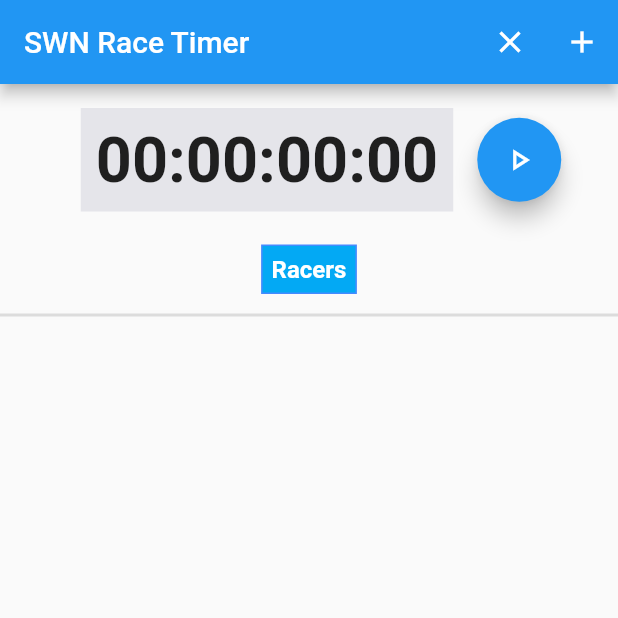
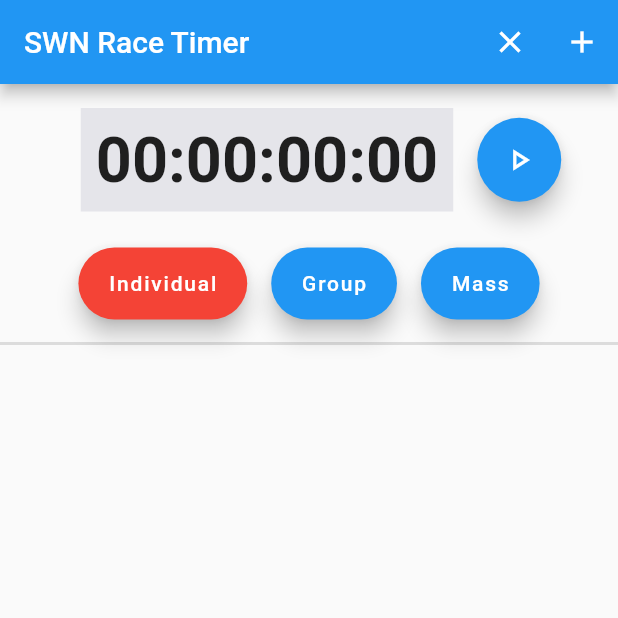
Before and after one commit to Temperate-Designs/race-timer, a Flutter app: the screen it shows after launch, on a phone screen of 412 x 824 dp, the top half of it. Run offline on Flutter 3.47's test engine with Material 2 defaults, Android fonts, the phone set to English and light mode, and no system bars.

Commit message:
Add buttons for different race types
Signed-off-by: Nicolas Bock <nicolasbock@gmail.com>

```diff
--- a/lib/race_app.dart
+++ b/lib/race_app.dart
@@ -54,9 +54,12 @@ class RaceHomePage extends StatefulWidget {
   _RaceHomePageState createState() => _RaceHomePageState();
 }
 
+enum RaceType { individual, group, mass }
+
 class _RaceHomePageState extends State<RaceHomePage> {
   Stopwatch _stopwatch = Stopwatch();
   Timer? _timer;
+  RaceType _raceType = RaceType.individual;
 
   @override
   void dispose() {
@@ -151,17 +154,48 @@ class _RaceHomePageState extends State<RaceHomePage> {
                       onPressed: handleStartStop),
             ],
           ),
-          Container(
-              margin: const EdgeInsets.all(6.0),
-              padding: const EdgeInsets.all(6.0),
-              decoration: BoxDecoration(
-                  color: Colors.lightBlue,
-                  border: Border.all(color: Colors.blueAccent)),
-              child: const Text('Racers',
-                  style: TextStyle(
-                      color: Colors.white,
-                      fontSize: 16,
-                      fontWeight: FontWeight.bold))),
+          Row(
+            mainAxisAlignment: MainAxisAlignment.center,
+            children: [
+              Padding(
+                padding: const EdgeInsets.all(8.0),
+                child: FloatingActionButton.extended(
+                  backgroundColor: _raceType == RaceType.individual
+                      ? Colors.red
+                      : Colors.blue,
+                  tooltip: 'Individual Starts',
+                  label: const Text('Individual'),
+                  onPressed: () => setState(() {
+                    _raceType = RaceType.individual;
+                  }),
+                ),
+              ),
+              Padding(
+                padding: const EdgeInsets.all(8.0),
+                child: FloatingActionButton.extended(
+                  backgroundColor:
+                      _raceType == RaceType.group ? Colors.red : Colors.blue,
+                  tooltip: 'Group Starts',
+                  label: const Text('Group'),
+                  onPressed: () => setState(() {
+                    _raceType = RaceType.group;
+                  }),
+                ),
+              ),
+              Padding(
+                padding: const EdgeInsets.all(8.0),
+                child: FloatingActionButton.extended(
+                  backgroundColor:
+                      _raceType == RaceType.mass ? Colors.red : Colors.blue,
+                  tooltip: 'Mass Starts',
+                  label: const Text('Mass'),
+                  onPressed: () => setState( () {
+                    _raceType = RaceType.mass;
+                  }),
+                ),
+              ),
+            ],
+          ),
           const Divider(thickness: 2),
           Expanded(
             child: ListView.builder(
```
